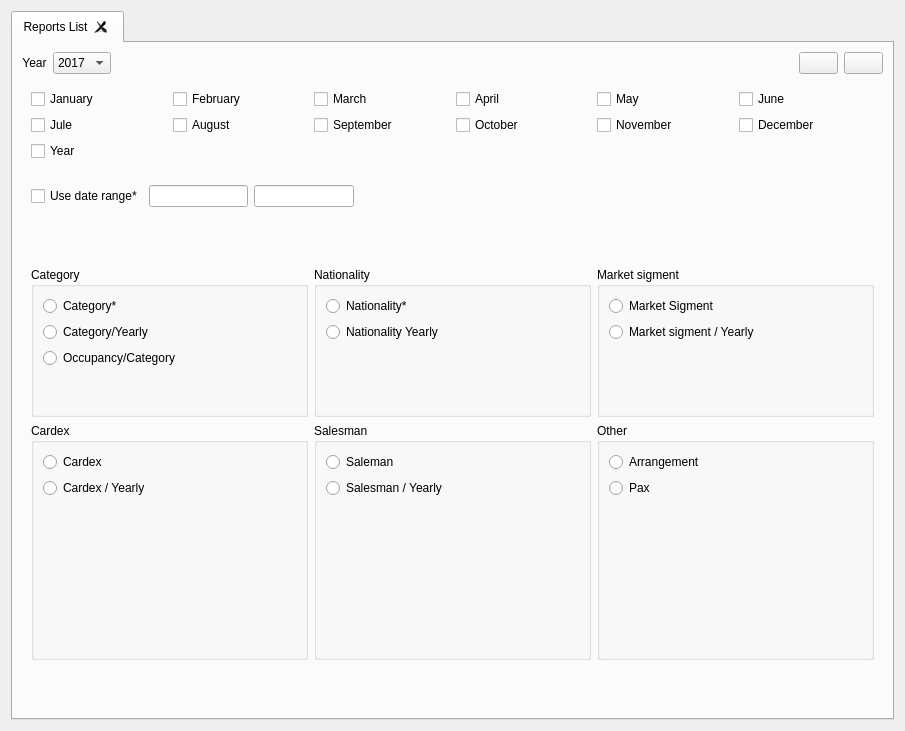
End1-1/Resort, file Widgets/wreportssetold.ui: the form before one commit.
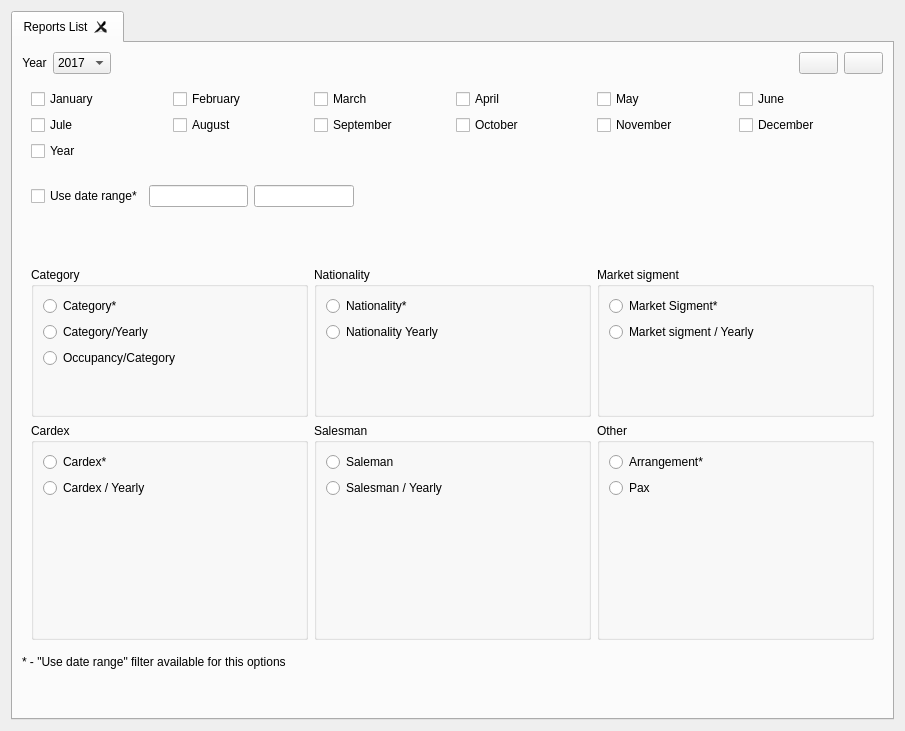
The form after the commit. Icons and pictures are not drawn. Custom widgets are drawn as their Qt base class.

Patch:
```diff
--- a/Widgets/wreportssetold.ui
+++ b/Widgets/wreportssetold.ui
@@ -439,7 +439,7 @@
              <item>
               <widget class="ERadioButton" name="rbrCardex">
                <property name="text">
-                <string>Cardex</string>
+                <string>Cardex*</string>
                </property>
               </widget>
              </item>
@@ -547,7 +547,7 @@
              <item>
               <widget class="ERadioButton" name="rbrArrangement">
                <property name="text">
-                <string>Arrangement</string>
+                <string>Arrangement*</string>
                </property>
               </widget>
              </item>
@@ -583,7 +583,7 @@
              <item>
               <widget class="ERadioButton" name="rbrMarketSigment">
                <property name="text">
-                <string>Market Sigment</string>
+                <string>Market Sigment*</string>
                </property>
               </widget>
              </item>
@@ -613,6 +613,13 @@
          </layout>
         </widget>
        </item>
+       <item>
+        <widget class="QLabel" name="label_2">
+         <property name="text">
+          <string>* - &quot;Use date range&quot; filter available for this options</string>
+         </property>
+        </widget>
+       </item>
        <item>
         <spacer name="verticalSpacer_3">
          <property name="orientation">
```
